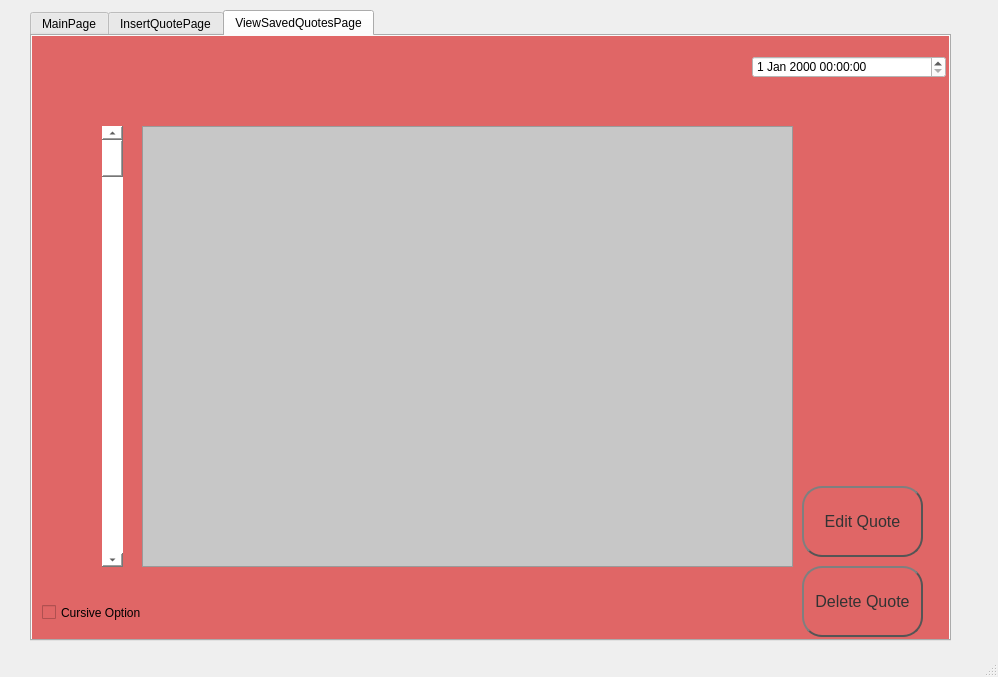
Dillon-Goicoechea/QuoteManagement, file mainwindow.ui: the form before one commit.
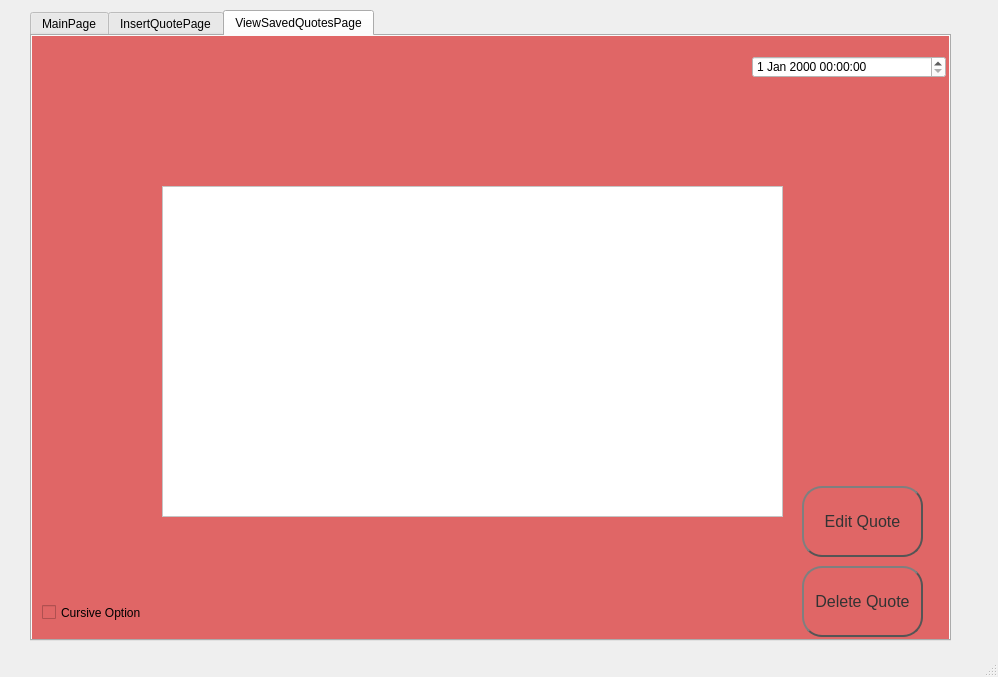
The form after the commit. The open tabs and pages were chosen to show the change.

What changed in the file:
```diff
--- a/mainwindow.ui
+++ b/mainwindow.ui
@@ -429,48 +429,6 @@
        <string notr="true">background-color: rgb(255, 255, 255);</string>
       </property>
      </widget>
-     <widget class="QScrollArea" name="scrollArea">
-      <property name="geometry">
-       <rect>
-        <x>110</x>
-        <y>90</y>
-        <width>651</width>
-        <height>441</height>
-       </rect>
-      </property>
-      <property name="styleSheet">
-       <string notr="true">background-color: rgb(199, 199, 199);</string>
-      </property>
-      <property name="widgetResizable">
-       <bool>true</bool>
-      </property>
-      <widget class="QWidget" name="scrollAreaWidgetContents">
-       <property name="geometry">
-        <rect>
-         <x>0</x>
-         <y>0</y>
-         <width>649</width>
-         <height>439</height>
-        </rect>
-       </property>
-      </widget>
-     </widget>
-     <widget class="QScrollBar" name="verticalScrollBar">
-      <property name="geometry">
-       <rect>
-        <x>70</x>
-        <y>90</y>
-        <width>21</width>
-        <height>441</height>
-       </rect>
-      </property>
-      <property name="styleSheet">
-       <string notr="true">background-color: rgb(255, 255, 255);</string>
-      </property>
-      <property name="orientation">
-       <enum>Qt::Vertical</enum>
-      </property>
-     </widget>
      <widget class="QCheckBox" name="CursiveOption3">
       <property name="geometry">
        <rect>
@@ -578,6 +536,19 @@
        <string>Edit Quote</string>
       </property>
      </widget>
+     <widget class="QTextEdit" name="Quotedisplay">
+      <property name="geometry">
+       <rect>
+        <x>130</x>
+        <y>150</y>
+        <width>621</width>
+        <height>331</height>
+       </rect>
+      </property>
+      <property name="styleSheet">
+       <string notr="true">background-color: rgb(255, 255, 255);</string>
+      </property>
+     </widget>
     </widget>
    </widget>
   </widget>
```
